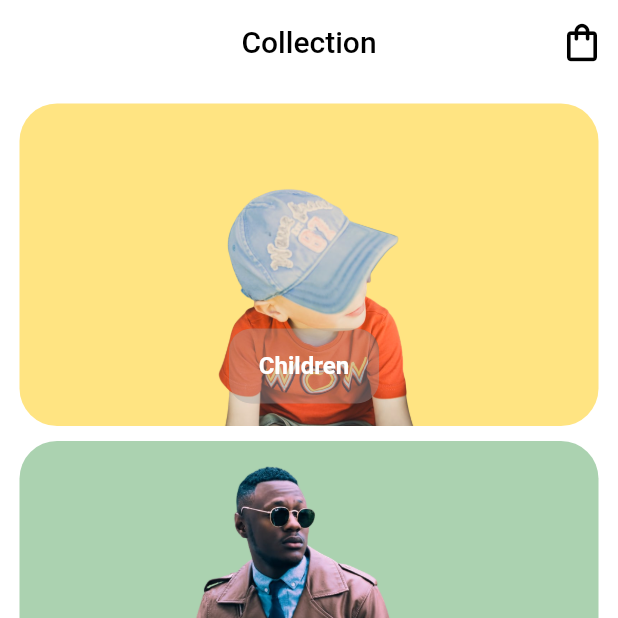
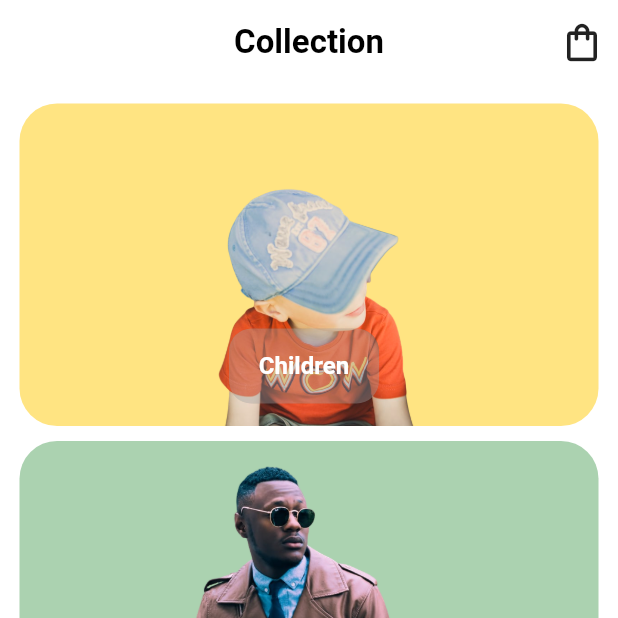
Before and after one commit to antonio-pedro99/awesome_clothes_shop, a Flutter app: the screen it shows after launch, on a phone screen of 412 x 824 dp, the top half of it. Run offline on Flutter 3.47's test engine with Material 2 defaults, Android fonts, the phone set to English and light mode, and no system bars; our stand-ins replace google_fonts; Roboto replaces fonts that are missing (Tajawal).

Commit message:
clean code

```diff
--- a/lib/collection_tile.dart
+++ b/lib/components/collection_tile.dart
@@ -1,4 +1,4 @@
-import 'package:awesome_clother_shop/models.dart';
+import 'package:awesome_clother_shop/models/collection.dart';
 import 'package:flutter/material.dart';
 
 class CollectionTile extends StatelessWidget {
--- a/lib/main.dart
+++ b/lib/main.dart
@@ -1,8 +1,4 @@
-import 'dart:math';
-
-import 'package:awesome_clother_shop/collection_tile.dart';
-import 'package:awesome_clother_shop/models.dart';
-import 'package:awesome_clother_shop/product_tile.dart';
+import 'package:awesome_clother_shop/views/home.dart';
 import 'package:flutter/material.dart';
 import 'package:flutter/services.dart';
 import 'package:google_fonts/google_fonts.dart';
@@ -10,12 +6,6 @@ import 'package:google_fonts/google_fonts.dart';
 void main() {
   runApp(const MyApp());
 }
-
-const List<Color> _colors = [
-  Color.fromRGBO(255, 228, 130, 1),
-  Color.fromRGBO(171, 210, 176, 1),
-  Color.fromRGBO(214, 182, 240, 1)
-];
 
 class MyApp extends StatelessWidget {
   const MyApp({Key? key}) : super(key: key);
@@ -26,6 +16,17 @@ class MyApp extends StatelessWidget {
       title: 'Awesome Clothes Shop',
       debugShowCheckedModeBanner: false,
       theme: ThemeData(
+          appBarTheme: AppBarTheme(
+              centerTitle: true,
+              backgroundColor: Colors.transparent,
+              elevation: 0,
+              systemOverlayStyle: const SystemUiOverlayStyle(
+                  statusBarColor: Colors.white,
+                  statusBarIconBrightness: Brightness.dark),
+              titleTextStyle: GoogleFonts.tajawal(
+                  fontWeight: FontWeight.bold,
+                  color: Colors.black,
+                  fontSize: 22)),
           textTheme: GoogleFonts.tajawalTextTheme(),
           backgroundColor: Colors.white,
           primarySwatch: Colors.grey),
@@ -33,100 +34,3 @@ class MyApp extends StatelessWidget {
     );
   }
 }
-
-class MyHomePage extends StatefulWidget {
-  const MyHomePage({Key? key, required this.title}) : super(key: key);
-
-  final String title;
-
-  @override
-  State<MyHomePage> createState() => _MyHomePageState();
-}
-
-class _MyHomePageState extends State<MyHomePage> {
-  Color? getColor() {
-    return _colors[Random().nextInt(_colors.length)];
-  }
-
-  @override
-  Widget build(BuildContext context) {
-    return Scaffold(
-      backgroundColor: Colors.white,
-      appBar: AppBar(
-        title: Text(widget.title),
-        centerTitle: true,
-        backgroundColor: Colors.transparent,
-        elevation: 0,
-        systemOverlayStyle: const SystemUiOverlayStyle(
-            statusBarColor: Colors.white,
-            statusBarIconBrightness: Brightness.dark),
-        actions: [
-          IconButton(
-              onPressed: () {},
-              icon: const Icon(
-                Icons.shopping_bag_outlined,
-                size: 30,
-              ))
-        ],
-      ),
-      body: SafeArea(
-          child: Padding(
-        padding: const EdgeInsets.all(8),
-        child: ListView.builder(
-            itemCount: Collection.colletions().length,
-            itemBuilder: (context, index) {
-              return InkWell(
-                child:
-                    CollectionTile(collection: Collection.colletions()[index]),
-                onTap: () {
-                  openBottomSheet(context, Collection.colletions()[index]);
-                },
-              );
-            }),
-      )),
-      floatingActionButton: FloatingActionButton(
-        backgroundColor: Colors.black,
-        onPressed: () {},
-        child: const Icon(Icons.search_outlined, size: 30, color: Colors.white),
-      ),
-    );
-  }
-}
-
-void openBottomSheet(BuildContext context, Collection collection) {
-  var size = MediaQuery.of(context).size;
-  showModalBottomSheet(
-      constraints:
-          BoxConstraints(maxHeight: size.height * .88, minWidth: size.width),
-      backgroundColor:
-          collection.secundary, //const Color.fromRGBO(248, 247, 243, 1),
-      isScrollControlled: true,
-      shape: const RoundedRectangleBorder(
-          borderRadius: BorderRadius.only(
-              topLeft: Radius.circular(35), topRight: Radius.circular(35))),
-      elevation: 3,
-      barrierColor: Colors.transparent,
-      context: context,
-      //isScrollControlled: true,
-      builder: (context) {
-        return Padding(
-            padding: const EdgeInsets.fromLTRB(8.0, 20, 8.0, 8.0),
-            child: Column(
-              children: [
-                Text(
-                  "${collection.collectionName}'s Collection",
-                  style: const TextStyle(
-                      fontWeight: FontWeight.w900, fontSize: 20),
-                ),
-                const SizedBox(height: 35),
-                Flexible(
-                    child: ListView.builder(
-                        scrollDirection: Axis.horizontal,
-                        itemCount: 5,
-                        itemBuilder: (context, index) {
-                          return const ProductTile();
-                        }))
-              ],
-            ));
-      });
-}
--- a/lib/models.dart
+++ b/lib/models/collection.dart
@@ -1,11 +1,17 @@
-import 'package:flutter/cupertino.dart';
+import 'package:awesome_clother_shop/models/product.dart';
+import 'package:flutter/material.dart';
 
 class Collection {
   String? imageUrl;
   String? collectionName;
   Color? color, secundary;
 
-  Collection({this.collectionName, this.color, this.imageUrl, this.secundary});
+  Collection(
+      {this.collectionName,
+      this.color,
+      this.imageUrl,
+      this.secundary,
+      this.products});
   List<Product>? products;
 
   static List<Collection> colletions() {
@@ -14,7 +20,14 @@ class Collection {
           color: const Color.fromRGBO(255, 228, 130, 1),
           secundary: const Color.fromRGBO(255, 252, 239, 1),
           collectionName: "Children",
-          imageUrl: "children.png"),
+          imageUrl: "children.png",
+          products: <Product>[
+            Product(
+                productName: "",
+                price: 89.0.toStringAsPrecision(2),
+                description: "",
+                imageUrl: "")
+          ]),
       Collection(
           color: const Color.fromRGBO(171, 210, 176, 1),
           secundary: const Color.fromRGBO(247, 253, 247, 1),
@@ -30,9 +43,3 @@ class Collection {
     return items;
   }
 }
-
-class Product {
-  String? imageUrl;
-  String? productName;
-  Color? color;
-}
--- /dev/null
+++ b/lib/models/product.dart
@@ -0,0 +1,15 @@
+import 'package:flutter/material.dart';
+
+class Product {
+  String? imageUrl;
+  String? productName, description;
+  Color? color;
+  String? price;
+
+  Product(
+      {this.productName,
+      this.color,
+      this.imageUrl,
+      this.description,
+      this.price});
+}
--- /dev/null
+++ b/lib/views/home.dart
@@ -0,0 +1,126 @@
+
+import 'dart:math';
+
+import 'package:awesome_clother_shop/components/collection_tile.dart';
+import 'package:awesome_clother_shop/models/collection.dart';
+import 'package:awesome_clother_shop/models/product.dart';
+import 'package:awesome_clother_shop/views/product_details.dart';
+import 'package:awesome_clother_shop/components/product_tile.dart';
+import 'package:flutter/material.dart';
+import 'package:flutter/services.dart';
+import 'package:google_fonts/google_fonts.dart';
+
+class MyHomePage extends StatefulWidget {
+  const MyHomePage({Key? key, required this.title}) : super(key: key);
+
+  final String title;
+
+  @override
+  State<MyHomePage> createState() => _MyHomePageState();
+}
+
+const List<Color> _colors = [
+  Color.fromRGBO(255, 228, 130, 1),
+  Color.fromRGBO(171, 210, 176, 1),
+  Color.fromRGBO(214, 182, 240, 1)
+];
+
+class _MyHomePageState extends State<MyHomePage> {
+  Color? getColor() {
+    return _colors[Random().nextInt(_colors.length)];
+  }
+
+  @override
+  Widget build(BuildContext context) {
+    return Scaffold(
+      backgroundColor: Colors.white,
+      appBar: AppBar(
+        title: Text(widget.title),
+        actions: [
+          IconButton(
+              onPressed: () {},
+              icon: const Icon(
+                Icons.shopping_bag_outlined,
+                size: 30,
+                color: Colors.black87,
+              ))
+        ],
+      ),
+      body: SafeArea(
+          child: Padding(
+        padding: const EdgeInsets.all(8),
+        child: ListView.builder(
+            itemCount: Collection.colletions().length,
+            itemBuilder: (context, index) {
+              return InkWell(
+                child: Hero(
+                    tag: "box",
+                    child: CollectionTile(
+                        collection: Collection.colletions()[index])),
+                onTap: () {
+                  openBottomSheet(context, Collection.colletions()[index]);
+                },
+              );
+            }),
+      )),
+      floatingActionButton: FloatingActionButton(
+        backgroundColor: Colors.black,
+        onPressed: () {},
+        child: const Icon(Icons.search_outlined, size: 30, color: Colors.white),
+      ),
+    );
+  }
+}
+
+Product _product = Product(
+    productName: "It is a long established fact that.",
+    price: ((Random().nextDouble() * 1000) + 200.0).toStringAsFixed(2),
+    description:
+        "There are many variations of passages of Lorem Ipsum available, but the majority have suffered alteration in some form, by injected humour, or randomised words which don't look even slightly believable.",
+    imageUrl: "photo1.png");
+
+void openBottomSheet(BuildContext context, Collection collection) {
+  var size = MediaQuery.of(context).size;
+  showModalBottomSheet(
+      constraints:
+          BoxConstraints(maxHeight: size.height * .88, minWidth: size.width),
+      backgroundColor:
+          collection.secundary, //const Color.fromRGBO(248, 247, 243, 1),
+      isScrollControlled: true,
+      shape: const RoundedRectangleBorder(
+          borderRadius: BorderRadius.only(
+              topLeft: Radius.circular(35), topRight: Radius.circular(35))),
+      elevation: 3,
+      barrierColor: Colors.transparent,
+      context: context,
+      builder: (context) {
+        return Padding(
+            padding: const EdgeInsets.fromLTRB(8.0, 20, 8.0, 8.0),
+            child: Column(
+              children: [
+                Text(
+                  "${collection.collectionName}'s Collection",
+                  style: const TextStyle(
+                      fontWeight: FontWeight.w900, fontSize: 20),
+                ),
+                const SizedBox(height: 35),
+                Flexible(
+                    child: ListView.builder(
+                        scrollDirection: Axis.horizontal,
+                        itemCount: 5,
+                        itemBuilder: (context, index) {
+                          return GestureDetector(
+                              onTap: () {
+                                Navigator.of(context)
+                                    .push(MaterialPageRoute(builder: (context) {
+                                  return ProductDetails(product: _product);
+                                }));
+                              },
+                              child: ProductTile(
+                                product: _product,
+                              ));
+                        }))
+              ],
+            ));
+      });
+}
--- a/pubspec.yaml
+++ b/pubspec.yaml
@@ -64,6 +64,7 @@ flutter:
     - assets/collections/children.png
     - assets/collections/men.png
     - assets/collections/woman.png
+    - assets/photos/photo1.png
   #   - images/a_dot_burr.jpeg
   #   - images/a_dot_ham.jpeg
 
```
Also changed, not shown: lib/components/product_tile.dart (renamed from lib/product_tile.dart, +11 -10 lines), lib/views/product_details.dart (added, +167 -0 lines), assets/photos/photo1.png (added).
